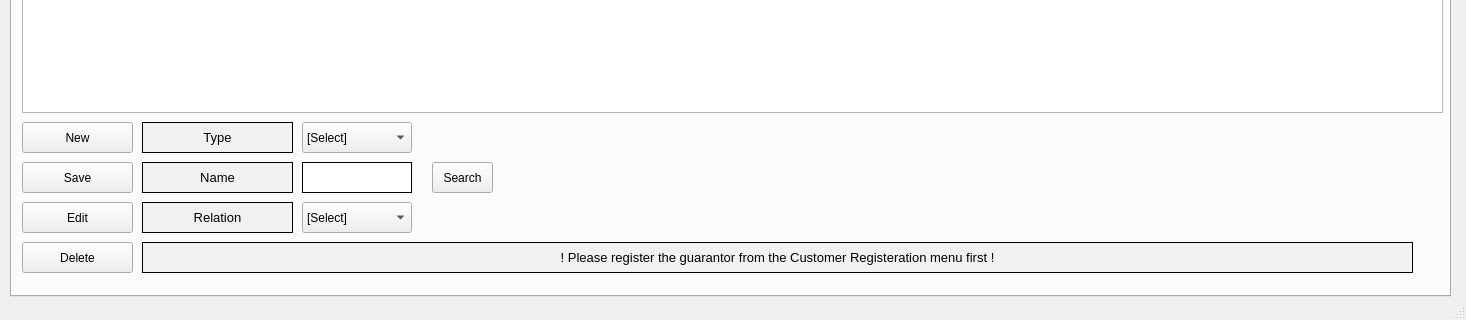
Before: the Qt Designer form src/pages/loan/loan.ui in DY-Microfinance-Customer-Management/dymf-algorithm, drawn with Qt 5; both pictures show x 0 to 1466 and y 444 to 764 of the 1466 by 764 pixel window.
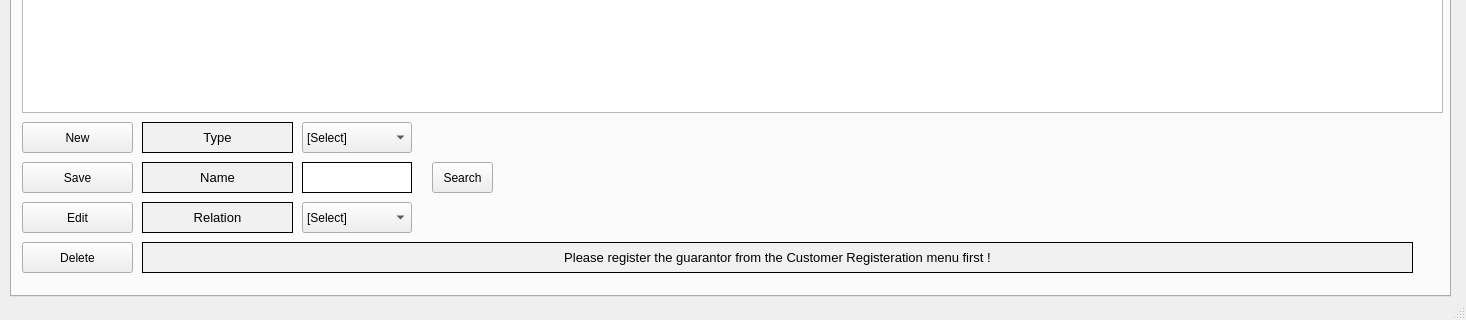
After: the same form once the commit is applied. The open tabs and pages were chosen to show the change.

```diff
--- a/src/pages/loan/loan.ui
+++ b/src/pages/loan/loan.ui
@@ -2117,7 +2117,7 @@
        <enum>QFrame::Box</enum>
       </property>
       <property name="text">
-       <string>! Please register the guarantor from the Customer Registeration menu first !</string>
+       <string>Please register the guarantor from the Customer Registeration menu first !</string>
       </property>
       <property name="alignment">
        <set>Qt::AlignCenter</set>
```
Left out of the diff: 7 changed lines with no effect on the pictures.
